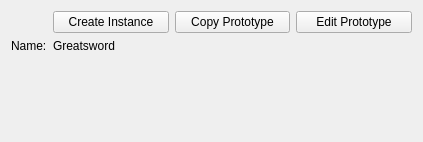
First picture: the form in ui/ViewItemPrototypeWidget.ui, repository jgardner1/JGRPGTools, before the edit.
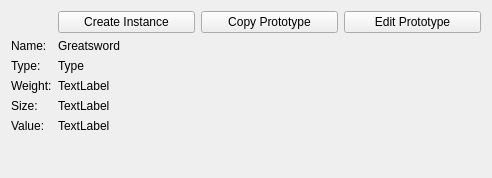
Second picture: the form after the edit. Custom widgets are drawn as their Qt base class.

Commit message: Item edit and view complete for now.

```diff
--- a/ui/ViewItemPrototypeWidget.ui
+++ b/ui/ViewItemPrototypeWidget.ui
@@ -6,8 +6,8 @@
    <rect>
     <x>0</x>
     <y>0</y>
-    <width>423</width>
-    <height>142</height>
+    <width>492</width>
+    <height>178</height>
    </rect>
   </property>
   <property name="windowTitle">
@@ -53,8 +53,81 @@
      </property>
     </widget>
    </item>
+   <item row="2" column="0">
+    <widget class="QLabel" name="label_2">
+     <property name="text">
+      <string>Type:</string>
+     </property>
+    </widget>
+   </item>
+   <item row="2" column="1">
+    <widget class="QLabel" name="typeValueLabel">
+     <property name="text">
+      <string>Type</string>
+     </property>
+    </widget>
+   </item>
+   <item row="3" column="0">
+    <widget class="QLabel" name="label_3">
+     <property name="text">
+      <string>Weight:</string>
+     </property>
+    </widget>
+   </item>
+   <item row="3" column="1">
+    <widget class="WeightLabel" name="weightValueLabel">
+     <property name="text">
+      <string>TextLabel</string>
+     </property>
+    </widget>
+   </item>
+   <item row="4" column="0">
+    <widget class="QLabel" name="label_4">
+     <property name="text">
+      <string>Size:</string>
+     </property>
+    </widget>
+   </item>
+   <item row="4" column="1">
+    <widget class="InchesLabel" name="sizeValueLabel">
+     <property name="text">
+      <string>TextLabel</string>
+     </property>
+    </widget>
+   </item>
+   <item row="5" column="0">
+    <widget class="QLabel" name="label_5">
+     <property name="text">
+      <string>Value:</string>
+     </property>
+    </widget>
+   </item>
+   <item row="5" column="1">
+    <widget class="MoneyLabel" name="valueValueLabel">
+     <property name="text">
+      <string>TextLabel</string>
+     </property>
+    </widget>
+   </item>
   </layout>
  </widget>
+ <customwidgets>
+  <customwidget>
+   <class>WeightLabel</class>
+   <extends>QLabel</extends>
+   <header>jgrpg/WeightLabel.h</header>
+  </customwidget>
+  <customwidget>
+   <class>InchesLabel</class>
+   <extends>QLabel</extends>
+   <header>jgrpg/InchesLabel.h</header>
+  </customwidget>
+  <customwidget>
+   <class>MoneyLabel</class>
+   <extends>QLabel</extends>
+   <header>jgrpg/MoneyLabel.h</header>
+  </customwidget>
+ </customwidgets>
  <resources/>
  <connections>
   <connection>
```
The commit also changes 7 other files.
